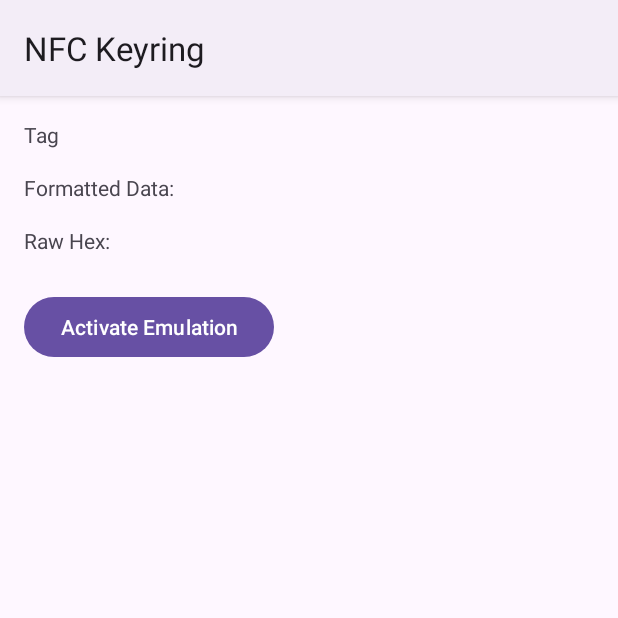
After one commit to javeke/nfc-keyring, an Android app: the TagDetailActivity screen opened directly, with no data from a screen before it, on a phone screen of 412 x 824 dp, the top half of it. The commit adds this screen. Run offline under Robolectric (Android 15) with nearby library versions, the phone set to English and light mode, and no system bars.

Commit message:
Add tag detail screen with emulation button

```diff
--- a/app/src/main/AndroidManifest.xml
+++ b/app/src/main/AndroidManifest.xml
@@ -19,6 +19,7 @@
                 <category android:name="android.intent.category.LAUNCHER" />
             </intent-filter>
         </activity>
+        <activity android:name=".ui.TagDetailActivity" />
     </application>
 
 </manifest>
--- a/app/src/main/java/com/example/nfckeyring/data/TagEntity.kt
+++ b/app/src/main/java/com/example/nfckeyring/data/TagEntity.kt
@@ -2,6 +2,7 @@ package com.example.nfckeyring.data
 
 import androidx.room.Entity
 import androidx.room.PrimaryKey
+import java.io.Serializable
 
 @Entity(tableName = "tags")
 data class TagEntity(
@@ -11,4 +12,4 @@ data class TagEntity(
     val payload: String,
     val label: String,
     val createdAt: Long
-)
+) : Serializable
--- /dev/null
+++ b/app/src/main/java/com/example/nfckeyring/ui/TagDetailActivity.kt
@@ -0,0 +1,51 @@
+package com.example.nfckeyring.ui
+
+import android.os.Bundle
+import android.widget.Button
+import android.widget.TextView
+import android.widget.Toast
+import androidx.appcompat.app.AppCompatActivity
+import com.example.nfckeyring.R
+import com.example.nfckeyring.data.TagEntity
+
+class TagDetailActivity : AppCompatActivity() {
+    override fun onCreate(savedInstanceState: Bundle?) {
+        super.onCreate(savedInstanceState)
+        setContentView(R.layout.activity_tag_detail)
+
+        val tag = intent.getSerializableExtra("tag") as? TagEntity
+        val labelView = findViewById<TextView>(R.id.tagLabelTextView)
+        val formattedView = findViewById<TextView>(R.id.formattedTextView)
+        val rawView = findViewById<TextView>(R.id.rawHexTextView)
+        val emulateButton = findViewById<Button>(R.id.emulateButton)
+
+        tag?.let {
+            labelView.text = it.label
+            formattedView.text = formatPayload(it.payload)
+            rawView.text = it.payload
+            emulateButton.setOnClickListener { _ ->
+                Toast.makeText(this, getString(R.string.emulation_started, it.label), Toast.LENGTH_SHORT).show()
+            }
+        }
+    }
+
+    private fun formatPayload(payload: String): String {
+        return try {
+            val bytes = payload.split(" ")
+                .filter { it.isNotBlank() }
+                .map { it.toInt(16).toByte() }
+                .toByteArray()
+            if (bytes.isNotEmpty()) {
+                val status = bytes[0].toInt()
+                val isUtf16 = status and 0x80 != 0
+                val languageLength = status and 0x3F
+                val textEncoding = if (isUtf16) Charsets.UTF_16 else Charsets.UTF_8
+                String(bytes, 1 + languageLength, bytes.size - 1 - languageLength, textEncoding)
+            } else {
+                ""
+            }
+        } catch (e: Exception) {
+            ""
+        }
+    }
+}
--- a/app/src/main/java/com/example/nfckeyring/ui/TagListAdapter.kt
+++ b/app/src/main/java/com/example/nfckeyring/ui/TagListAdapter.kt
@@ -10,6 +10,7 @@ import com.example.nfckeyring.R
 import com.example.nfckeyring.data.TagEntity
 
 class TagListAdapter(
+    private val onClick: (TagEntity) -> Unit,
     private val onRename: (TagEntity) -> Unit,
     private val onEdit: (TagEntity) -> Unit,
     private val onDelete: (TagEntity) -> Unit
@@ -34,6 +35,7 @@ class TagListAdapter(
         holder.renameButton.setOnClickListener { onRename(tag) }
         holder.editButton.setOnClickListener { onEdit(tag) }
         holder.deleteButton.setOnClickListener { onDelete(tag) }
+        holder.itemView.setOnClickListener { onClick(tag) }
     }
 
     override fun getItemCount(): Int = tags.size
--- /dev/null
+++ b/app/src/main/res/layout/activity_tag_detail.xml
@@ -0,0 +1,35 @@
+<?xml version="1.0" encoding="utf-8"?>
+<LinearLayout xmlns:android="http://schemas.android.com/apk/res/android"
+    android:layout_width="match_parent"
+    android:layout_height="match_parent"
+    android:orientation="vertical"
+    android:padding="16dp">
+
+    <TextView
+        android:id="@+id/tagLabelTextView"
+        android:layout_width="match_parent"
+        android:layout_height="wrap_content"
+        android:text="Tag" />
+
+    <TextView
+        android:id="@+id/formattedTextView"
+        android:layout_width="match_parent"
+        android:layout_height="wrap_content"
+        android:layout_marginTop="16dp"
+        android:text="@string/formatted_label" />
+
+    <TextView
+        android:id="@+id/rawHexTextView"
+        android:layout_width="match_parent"
+        android:layout_height="wrap_content"
+        android:layout_marginTop="16dp"
+        android:text="@string/raw_hex_label" />
+
+    <Button
+        android:id="@+id/emulateButton"
+        android:layout_width="wrap_content"
+        android:layout_height="wrap_content"
+        android:layout_marginTop="24dp"
+        android:text="@string/activate_emulation" />
+
+</LinearLayout>
--- a/app/src/main/res/values/strings.xml
+++ b/app/src/main/res/values/strings.xml
@@ -13,4 +13,6 @@
     <string name="confirm_delete">Are you sure you want to delete this tag?</string>
     <string name="save">Save</string>
     <string name="cancel">Cancel</string>
+    <string name="activate_emulation">Activate Emulation</string>
+    <string name="emulation_started">Emulation activated for %1$s</string>
 </resources>
```
Also changed, not shown: app/src/main/java/com/example/nfckeyring/MainActivity.kt (+9 -0 lines).
